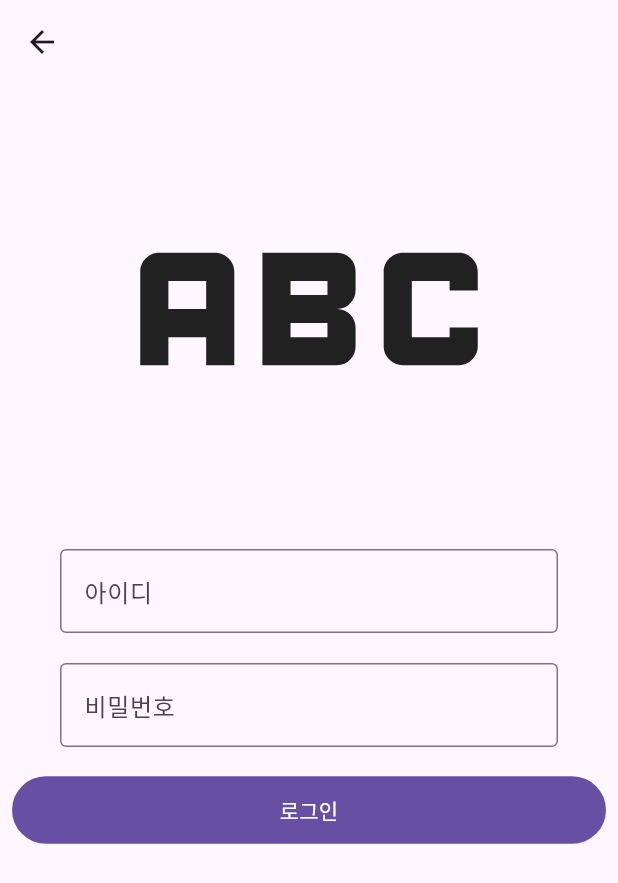
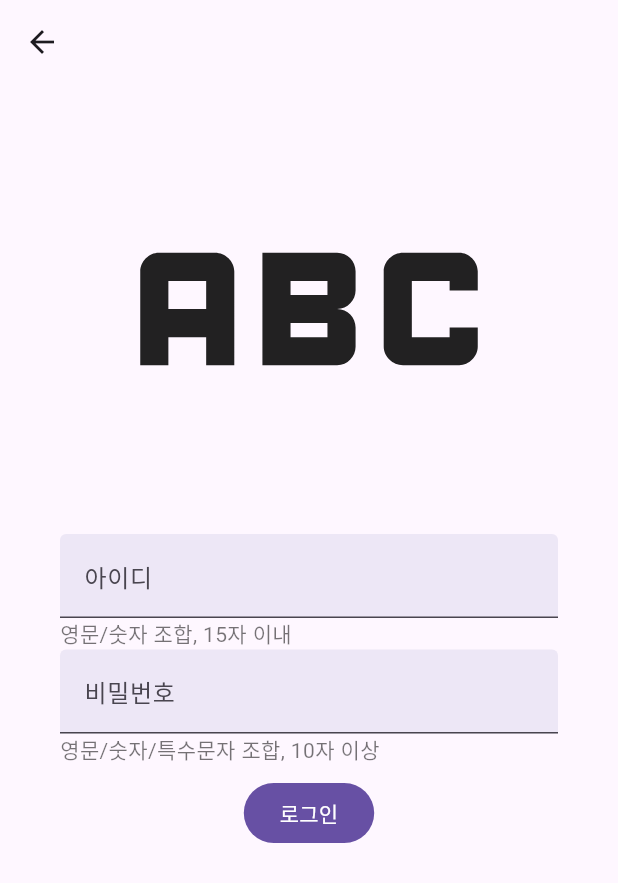
Before and after one commit to hjg1473/-, a Flutter app: the LoginScreen screen opened by its route, on a phone screen of 412 x 824 dp. Shown: the top 883 px of the screen. Run offline on Flutter 3.47's test engine with Material 3 defaults, Android fonts, the light colour scheme and no system bars; missing offline and left inert: speech_balloon.

Commit message:
Edited some files and Added student game screen

```diff
--- a/block_english/lib/screens/AuthScreens/login_screen.dart
+++ b/block_english/lib/screens/AuthScreens/login_screen.dart
@@ -1,5 +1,3 @@
-import 'package:block_english/utils/constants.dart';
-import 'package:block_english/widgets/round_corner_route_button.dart';
 import 'package:flutter/material.dart';
 
 class LoginScreen extends StatefulWidget {
@@ -14,45 +12,81 @@ class _LoginScreenState extends State<LoginScreen> {
   Widget build(BuildContext context) {
     return Scaffold(
       appBar: AppBar(),
-      body: const Center(
+      body: SingleChildScrollView(
+        child: Center(
           child: Column(
             children: [
-            Icon(
+              const Icon(
                 Icons.abc,
                 size: 300,
               ),
+              const Column(
+                crossAxisAlignment: CrossAxisAlignment.start,
+                children: [
                   Padding(
-              padding: EdgeInsets.symmetric(horizontal: 40.0, vertical: 10.0),
+                    padding: EdgeInsets.symmetric(horizontal: 40.0),
                     child: TextField(
                       decoration: InputDecoration(
-                  border: OutlineInputBorder(),
+                        filled: true,
+                        fillColor: Color.fromRGBO(237, 231, 246, 1),
+                        border: UnderlineInputBorder(),
                         labelText: '아이디',
                       ),
                     ),
                   ),
                   Padding(
-              padding: EdgeInsets.symmetric(horizontal: 40.0, vertical: 10.0),
+                    padding: EdgeInsets.symmetric(horizontal: 40.0),
+                    child: Text(
+                      "영문/숫자 조합, 15자 이내",
+                      style: TextStyle(
+                        color: Colors.black54,
+                      ),
+                    ),
+                  ),
+                ],
+              ),
+              const Column(
+                crossAxisAlignment: CrossAxisAlignment.start,
+                children: [
+                  Padding(
+                    padding: EdgeInsets.symmetric(horizontal: 40.0),
                     child: TextField(
                       obscureText: true,
                       decoration: InputDecoration(
-                  border: OutlineInputBorder(),
+                        filled: true,
+                        fillColor: Color.fromRGBO(237, 231, 246, 1),
+                        border: UnderlineInputBorder(),
                         labelText: '비밀번호',
                       ),
                     ),
                   ),
                   Padding(
-              padding: EdgeInsets.all(8.0),
-              child: RoundCornerRouteButton(
-                text: "로그인",
-                routeName: '/std_main_screen',
-                width: 700,
-                height: 45,
-                type: ButtonType.filled,
+                    padding: EdgeInsets.symmetric(horizontal: 40.0),
+                    child: Text(
+                      "영문/숫자/특수문자 조합, 10자 이상",
+                      style: TextStyle(
+                        color: Colors.black54,
+                      ),
+                    ),
+                  ),
+                ],
+              ),
+              Padding(
+                padding: const EdgeInsets.all(8.0),
+                child: FilledButton(
+                  onPressed: () {
+                    Navigator.of(context).pushNamedAndRemoveUntil(
+                      '/std_main_screen',
+                      (Route<dynamic> route) => false,
+                    );
+                  },
+                  child: const Text("로그인"),
                 ),
               ),
             ],
           ),
         ),
+      ),
     );
   }
 }
--- a/block_english/lib/screens/StudentScreens/student_main_screen.dart
+++ b/block_english/lib/screens/StudentScreens/student_main_screen.dart
@@ -1,3 +1,4 @@
+import 'package:block_english/screens/StudentScreens/student_game_screen.dart';
 import 'package:flutter/material.dart';
 
 class StudentMainScreen extends StatelessWidget {
@@ -21,7 +22,7 @@ class StudentMainScreen extends StatelessWidget {
               text: "문제 풀기",
             ),
             Tab(
-              text: "실전 문제 풀기",
+              text: "실전 문제",
             ),
             Tab(
               text: "게임하기",
@@ -32,6 +33,7 @@ class StudentMainScreen extends StatelessWidget {
           ]),
         ),
         body: TabBarView(
+          physics: const NeverScrollableScrollPhysics(),
           children: <Widget>[
             Column(
               children: [
@@ -44,11 +46,9 @@ class StudentMainScreen extends StatelessWidget {
               ],
             ),
             const Center(
-              child: Text('실전 문제 풀기'),
+              child: Text('실전 문제'),
             ),
-            const Center(
-              child: Text('게임하기'),
-            ),
+            const StudentGameScreen(),
             const Center(
               child: Text('프로필'),
             ),
```
Also changed, not shown: block_english/lib/screens/StudentScreens/student_game_screen.dart (added, +105 -0 lines), block_english/pubspec.yaml (+4 -4 lines), block_english/pubspec.lock. Lines whose indentation alone changed are shown as unchanged.
